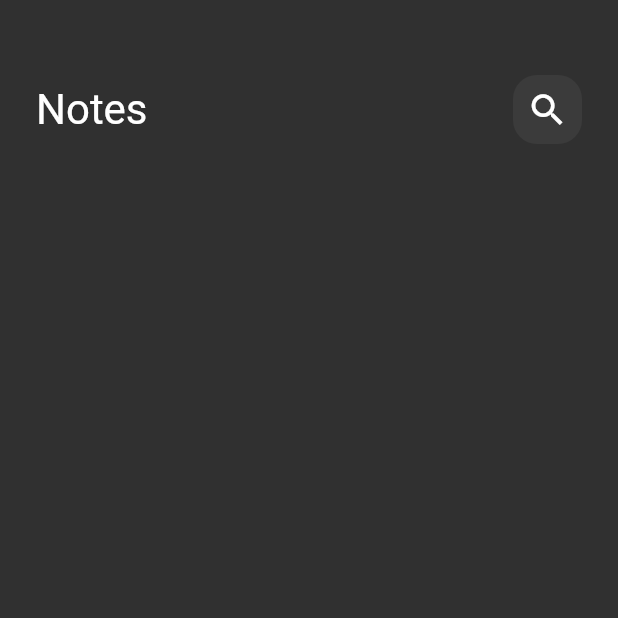
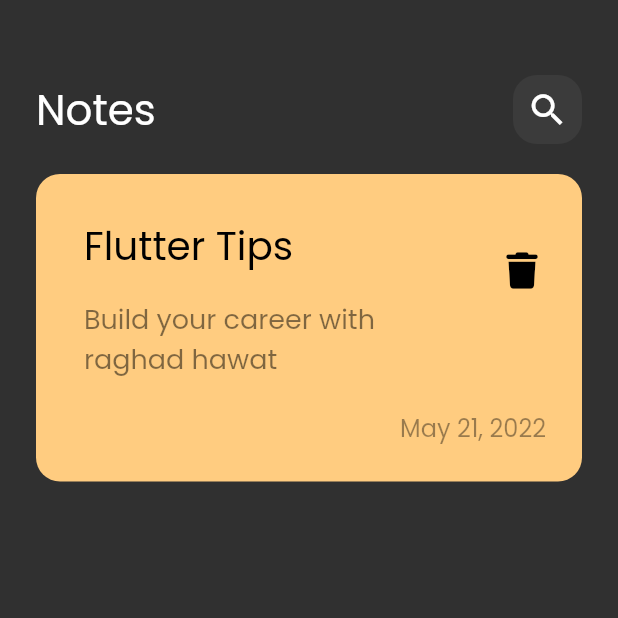
Before and after one commit to raghadhawat/notes_app, a Flutter app: the screen it shows after launch, on a phone screen of 412 x 824 dp, the top half of it. Run offline on Flutter 3.47's test engine with Material 2 defaults, Android fonts, the phone set to English and light mode, and no system bars; our stand-ins replace font_awesome_flutter.

Commit message:
create custom item

```diff
--- a/lib/main.dart
+++ b/lib/main.dart
@@ -13,6 +13,7 @@ class NotesApp extends StatelessWidget {
     return MaterialApp(
       debugShowCheckedModeBanner: false,
       theme: ThemeData(
+        fontFamily: 'Poppins',
         brightness: Brightness.dark,
       ),
       home: const NotesView(),
--- /dev/null
+++ b/lib/views/widgets/custom_note_item.dart
@@ -0,0 +1,65 @@
+import 'package:flutter/material.dart';
+import 'package:font_awesome_flutter/font_awesome_flutter.dart';
+
+class NotesItem extends StatelessWidget {
+  const NotesItem({super.key});
+
+  @override
+  Widget build(BuildContext context) {
+    return Container(
+      padding: const EdgeInsets.only(
+        top: 24,
+        bottom: 24,
+        left: 16,
+      ),
+      decoration: BoxDecoration(
+        borderRadius: BorderRadius.circular(16),
+        color: const Color(0xffFFCC80),
+      ),
+      child: Column(crossAxisAlignment: CrossAxisAlignment.end, children: [
+        ListTile(
+          title: const Text(
+            'Flutter Tips',
+            style: TextStyle(
+              color: Colors.black,
+              fontSize: 26,
+            ),
+          ),
+          subtitle: Padding(
+            padding: const EdgeInsets.only(
+              top: 16,
+              bottom: 16,
+            ),
+            child: Text(
+              'Build your career with raghad hawat',
+              style: TextStyle(
+                color: Colors.black.withOpacity(.5),
+                fontSize: 18,
+              ),
+            ),
+          ),
+          trailing: IconButton(
+            onPressed: () {},
+            icon: const Icon(
+              FontAwesomeIcons.trash,
+              color: Colors.black,
+              size: 24,
+            ),
+          ),
+        ),
+        Padding(
+          padding: const EdgeInsets.only(
+            right: 24,
+          ),
+          child: Text(
+            'May 21, 2022',
+            style: TextStyle(
+              color: Colors.black.withOpacity(.4),
+              fontSize: 16,
+            ),
+          ),
+        ),
+      ]),
+    );
+  }
+}
--- a/lib/views/widgets/notes_view_body.dart
+++ b/lib/views/widgets/notes_view_body.dart
@@ -1,5 +1,6 @@
 import 'package:flutter/material.dart';
 import 'package:notes_app/views/widgets/custom_app_bar.dart';
+import 'package:notes_app/views/widgets/custom_note_item.dart';
 
 class NotesViewBody extends StatelessWidget {
   const NotesViewBody({super.key});
@@ -14,6 +15,10 @@ class NotesViewBody extends StatelessWidget {
             height: 50,
           ),
           CustomAppBar(),
+          SizedBox(
+            height: 20,
+          ),
+          NotesItem(),
         ],
       ),
     );
```
Also changed, not shown: pubspec.yaml (+7 -10 lines), assets/fonts/Poppins-Regular.ttf (added), pubspec.lock.
